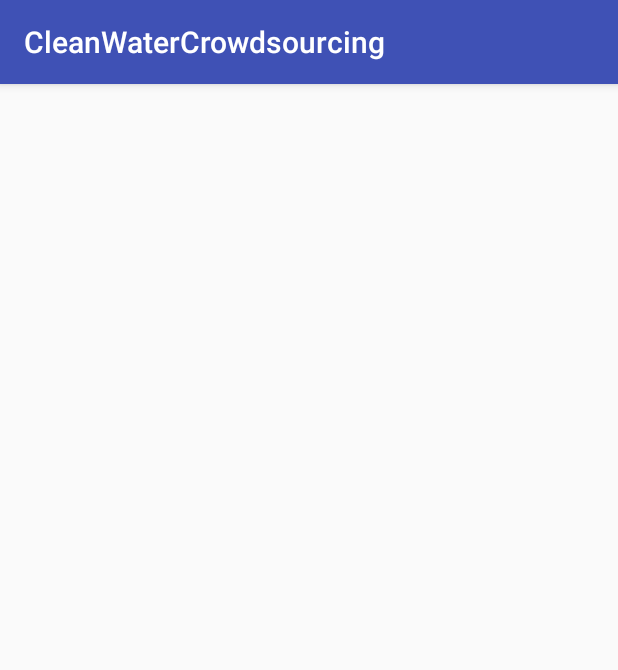
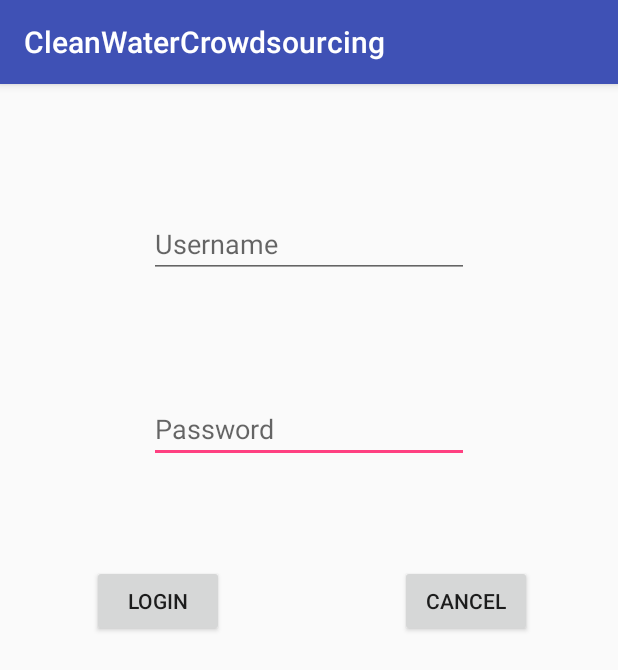
Before and after one commit to SuperLinguini/CS2340, an Android app: the screen it shows after launch (LoginAcitivity), after a tap on "LOGIN", on a phone screen of 412 x 824 dp. Shown: the top 670 px of the screen. Run offline under Robolectric (Android 15) with nearby library versions, the phone set to English and light mode, and no system bars.

Commit message:
Add Buttons

```diff
--- a/app/src/main/AndroidManifest.xml
+++ b/app/src/main/AndroidManifest.xml
@@ -8,7 +8,7 @@
         android:label="@string/app_name"
         android:supportsRtl="true"
         android:theme="@style/AppTheme">
-        <activity android:name=".MainActivity">
+        <activity android:name=".WelcomeActivity">
             <intent-filter>
                 <action android:name="android.intent.action.MAIN" />
 
@@ -16,7 +16,8 @@
             </intent-filter>
         </activity>
         <activity android:name=".RegistrationActivity" />
-        <activity android:name=".LoginAcitivity"></activity>
+        <activity android:name=".LoginAcitivity" />
+        <activity android:name=".MainActivity"/>
     </application>
 
 </manifest>
--- a/app/src/main/java/tech/milind/cleanwatercrowdsourcing/MainActivity.java
+++ b/app/src/main/java/tech/milind/cleanwatercrowdsourcing/MainActivity.java
@@ -1,10 +1,7 @@
 package tech.milind.cleanwatercrowdsourcing;
 
-import android.content.Intent;
+import android.os.Bundle;
 import android.support.v7.app.AppCompatActivity;
-import android.os.Bundle;
-import android.view.View;
-import android.widget.Button;
 
 public class MainActivity extends AppCompatActivity {
 
@@ -12,22 +9,5 @@ public class MainActivity extends AppCompatActivity {
     protected void onCreate(Bundle savedInstanceState) {
         super.onCreate(savedInstanceState);
         setContentView(R.layout.activity_main);
-
-        Button login = (Button) findViewById(R.id.buttonLogin);
-        Button register = (Button) findViewById(R.id.buttonRegister);
-
-        register.setOnClickListener(new View.OnClickListener() {
-            public void onClick(View view) {
-                Intent i = new Intent(MainActivity.this, RegistrationActivity.class);
-                startActivity(i);
-            }
-        });
-
-        login.setOnClickListener(new View.OnClickListener() {
-            public void onClick(View view) {
-                Intent i = new Intent(MainActivity.this, LoginAcitivity.class);
-                startActivity(i);
-            }
-        });
     }
 }
--- /dev/null
+++ b/app/src/main/java/tech/milind/cleanwatercrowdsourcing/WelcomeActivity.java
@@ -0,0 +1,33 @@
+package tech.milind.cleanwatercrowdsourcing;
+
+import android.content.Intent;
+import android.support.v7.app.AppCompatActivity;
+import android.os.Bundle;
+import android.view.View;
+import android.widget.Button;
+
+public class WelcomeActivity extends AppCompatActivity {
+
+    @Override
+    protected void onCreate(Bundle savedInstanceState) {
+        super.onCreate(savedInstanceState);
+        setContentView(R.layout.activity_welcome);
+
+        Button login = (Button) findViewById(R.id.buttonLogin);
+        Button register = (Button) findViewById(R.id.buttonRegister);
+
+        register.setOnClickListener(new View.OnClickListener() {
+            public void onClick(View view) {
+                Intent i = new Intent(WelcomeActivity.this, RegistrationActivity.class);
+                startActivity(i);
+            }
+        });
+
+        login.setOnClickListener(new View.OnClickListener() {
+            public void onClick(View view) {
+                Intent i = new Intent(WelcomeActivity.this, LoginAcitivity.class);
+                startActivity(i);
+            }
+        });
+    }
+}
--- a/app/src/main/res/layout/activity_login.xml
+++ b/app/src/main/res/layout/activity_login.xml
@@ -10,4 +10,46 @@
     android:paddingTop="@dimen/activity_vertical_margin"
     tools:context="tech.milind.cleanwatercrowdsourcing.LoginAcitivity">
 
+    <EditText
+        android:layout_width="wrap_content"
+        android:layout_height="wrap_content"
+        android:inputType="textPassword"
+        android:ems="10"
+        android:layout_below="@+id/editTextUsername"
+        android:layout_alignStart="@+id/editTextUsername"
+        android:layout_marginTop="78dp"
+        android:id="@+id/editTextPassword"
+        android:hint="@string/password" />
+
+    <EditText
+        android:layout_width="wrap_content"
+        android:layout_height="wrap_content"
+        android:inputType="textPersonName"
+        android:ems="10"
+        android:layout_marginTop="68dp"
+        android:id="@+id/editTextUsername"
+        android:layout_alignParentTop="true"
+        android:layout_centerHorizontal="true"
+        android:hint="@string/username" />
+
+    <Button
+        android:text="@string/login"
+        android:layout_width="wrap_content"
+        android:layout_height="wrap_content"
+        android:layout_marginTop="68dp"
+        android:id="@+id/buttonSignIn"
+        android:onClick="onSignInPressed"
+        android:layout_marginStart="45dp"
+        android:layout_below="@+id/editTextPassword"
+        android:layout_alignParentStart="true" />
+
+    <Button
+        android:text="@string/cancel"
+        android:layout_width="wrap_content"
+        android:layout_height="wrap_content"
+        android:id="@+id/buttonCancel"
+        android:onClick="onCancelPressed"
+        android:layout_marginEnd="41dp"
+        android:layout_alignBottom="@+id/buttonSignIn"
+        android:layout_alignParentEnd="true" />
 </RelativeLayout>
--- a/app/src/main/res/values/strings.xml
+++ b/app/src/main/res/values/strings.xml
@@ -1,3 +1,10 @@
 <resources>
     <string name="app_name">CleanWaterCrowdsourcing</string>
+    <string name="cancel">Cancel</string>
+    <string name="login">Login</string>
+    <string name="register">Register</string>
+    <string name="username">Username</string>
+    <string name="password">Password</string>
+
+
 </resources>
```
Also changed, not shown: app/src/main/java/tech/milind/cleanwatercrowdsourcing/LoginAcitivity.java (+12 -0 lines), app/src/main/java/tech/milind/cleanwatercrowdsourcing/RegistrationActivity.java (+12 -0 lines), app/src/main/res/layout/activity_main.xml (+2 -20 lines), app/src/main/res/layout/activity_registration.xml (+26 -5 lines), app/src/main/res/layout/activity_welcome.xml (added, +30 -0 lines).
